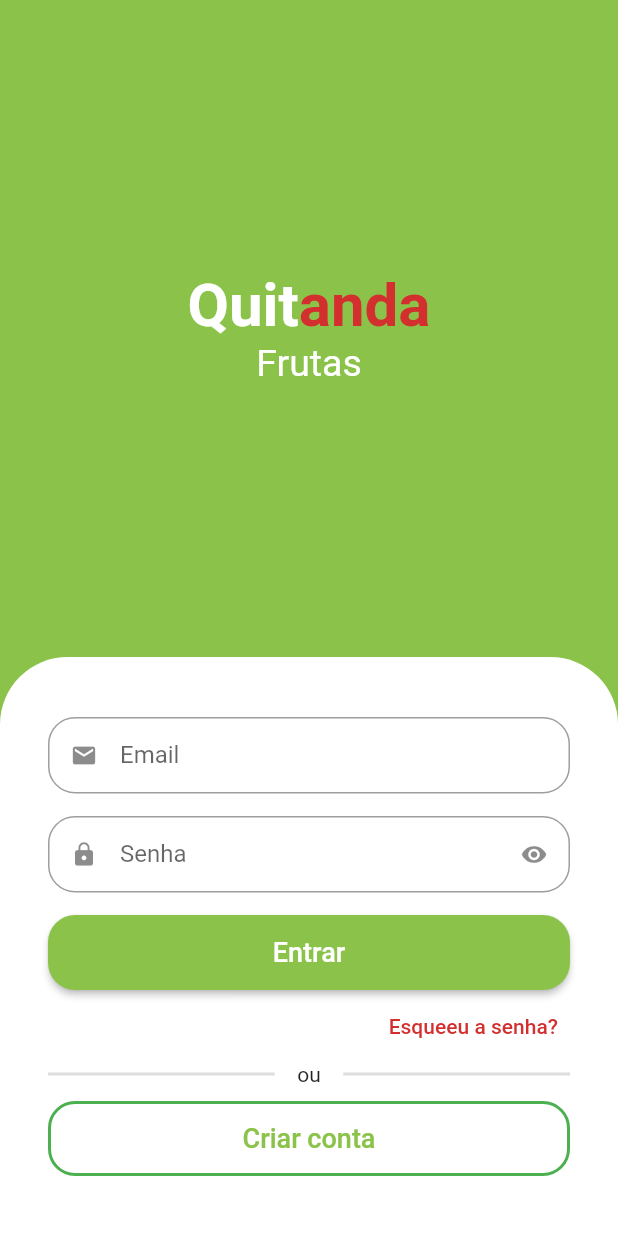
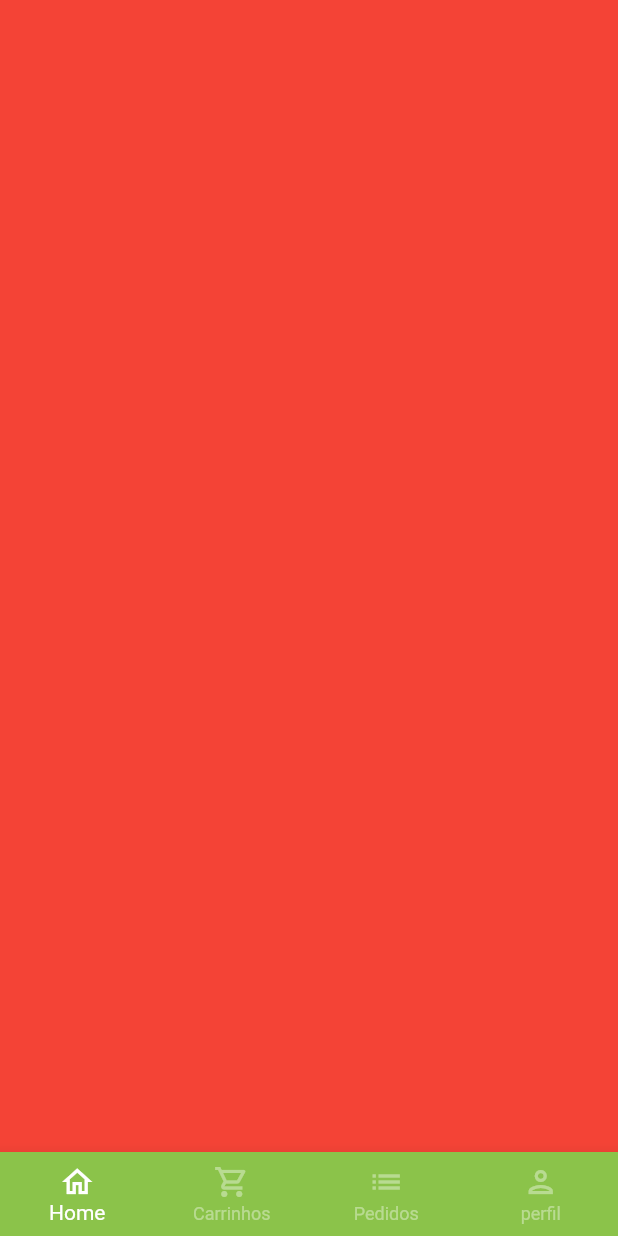
Before and after one commit to AdrianoRAV/e-commerce-front, a Flutter app: the screen it shows after launch, after a tap on "Entrar", on a phone screen of 412 x 824 dp. Run offline on Flutter 3.47's test engine with Material 2 defaults, Android fonts, the phone set to English and light mode, and no system bars; drawn by our look-alikes of animated_text_kit; our stand-ins replace mask_text_input_formatter.

Commit message:
tela base pronta

```diff
--- a/lib/src/auth/sign_in_screen.dart
+++ b/lib/src/auth/sign_in_screen.dart
@@ -2,6 +2,7 @@ import 'package:animated_text_kit/animated_text_kit.dart';
 import 'package:flutter/cupertino.dart';
 import 'package:flutter/material.dart';
 import 'package:quitanda/src/auth/components/custom_tex_field.dart';
+import 'package:quitanda/src/base/base_screen.dart';
 import 'package:quitanda/src/config/custom_colors.dart';
 
 import 'sign_up_screen.dart';
@@ -112,7 +113,12 @@ class SignInScreen extends StatelessWidget {
                             borderRadius: BorderRadius.circular(18),
                           ),
                         ),
-                        onPressed: () {},
+                        onPressed: () {
+                          Navigator.of(context)
+                              .pushReplacement(MaterialPageRoute(builder: (c) {
+                            return const BaseScreen();
+                          }));
+                        },
                         child: const Text(
                           'Entrar',
                           style: TextStyle(
--- /dev/null
+++ b/lib/src/base/base_screen.dart
@@ -0,0 +1,64 @@
+import 'package:flutter/material.dart';
+import 'package:quitanda/src/config/custom_colors.dart';
+
+class BaseScreen extends StatefulWidget {
+  const BaseScreen({Key? key}) : super(key: key);
+
+  @override
+  State<BaseScreen> createState() => _BaseScreenState();
+}
+
+class _BaseScreenState extends State<BaseScreen> {
+  int currentIndex = 0;
+  final pageController = PageController();
+  @override
+  Widget build(BuildContext context) {
+    return Scaffold(
+      body: PageView(
+        physics: const NeverScrollableScrollPhysics(),
+        controller: pageController,
+        children: [
+          Container(color: Colors.red),
+          Container(color: Colors.blue),
+          Container(color: Colors.yellow),
+          Container(color: Colors.purple),
+        ],
+      ),
+      bottomNavigationBar: BottomNavigationBar(
+        currentIndex: currentIndex,
+        onTap: (index) {
+          setState(() {
+            currentIndex = index;
+            pageController.jumpToPage(index);
+          });
+        },
+        type: BottomNavigationBarType.fixed,
+        backgroundColor: CustomColors.customSwatchColor,
+        selectedItemColor: Colors.white,
+        unselectedItemColor: Colors.white.withAlpha(100),
+        items: const [
+          // home
+          BottomNavigationBarItem(
+            icon: Icon(Icons.home_outlined),
+            label: 'Home',
+          ),
+          // carrinho
+          BottomNavigationBarItem(
+            icon: Icon(Icons.shopping_cart_outlined),
+            label: 'Carrinhos',
+          ),
+          // Pedidos
+          BottomNavigationBarItem(
+            icon: Icon(Icons.list),
+            label: 'Pedidos',
+          ),
+          // Perfil
+          BottomNavigationBarItem(
+            icon: Icon(Icons.person_outlined),
+            label: 'perfil',
+          ),
+        ],
+      ),
+    );
+  }
+}
```
